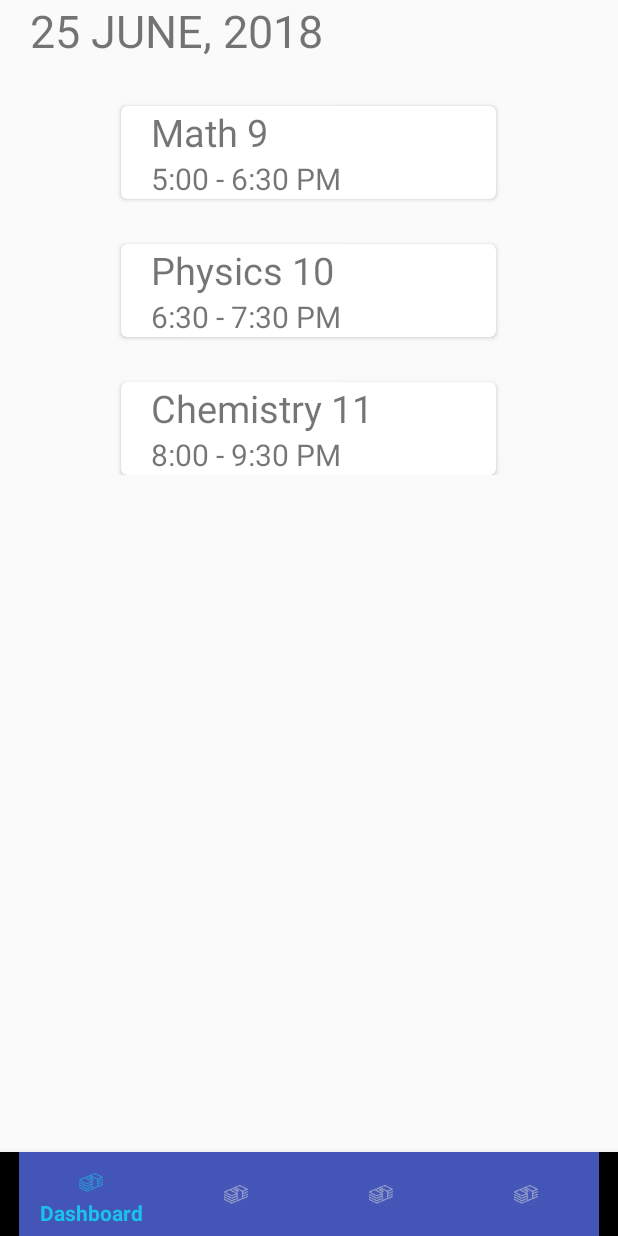
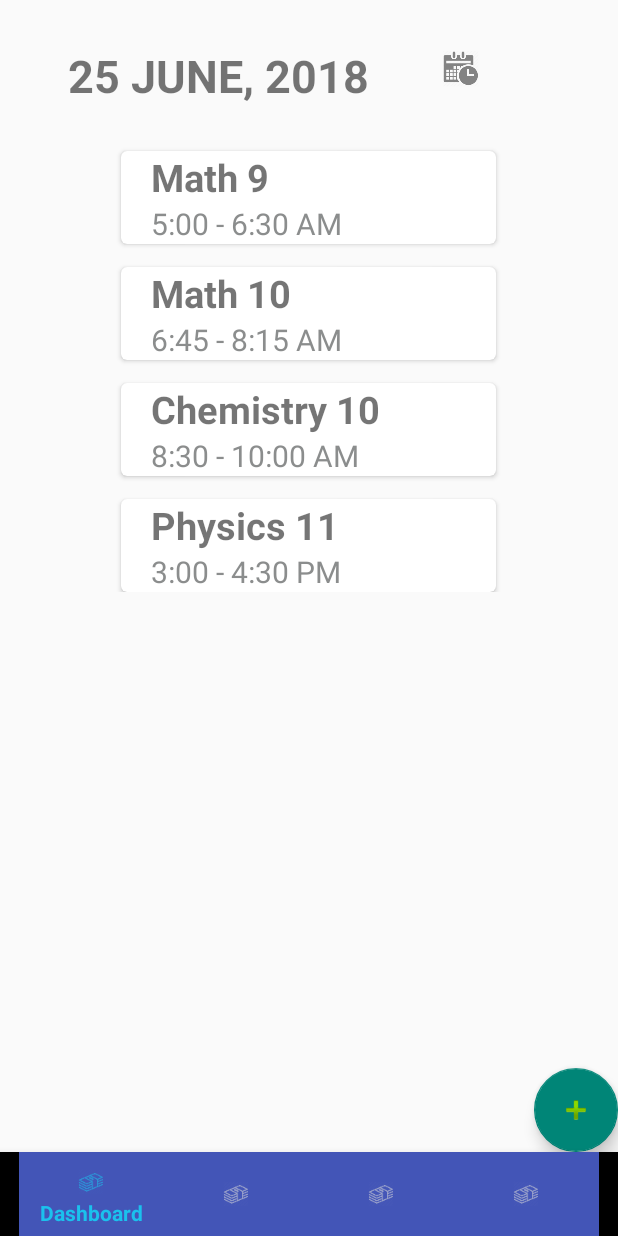
Before and after one commit to AkiyamaKun/ManagerStudent, an Android app: the MainActivity screen opened directly, with no data from a screen before it, on a phone screen of 412 x 824 dp. Run offline under Robolectric (Android 15) with nearby library versions, the phone set to English and light mode, and no system bars; libraries missing offline, so code that uses them is left out: io.realm; 3 statements that could not run were skipped.

Commit message:
change home tab

```diff
--- a/app/src/main/java/com/example/admin/managerstundent/Activity/ListStudentActivity.java
+++ b/app/src/main/java/com/example/admin/managerstundent/Activity/ListStudentActivity.java
@@ -1,11 +1,14 @@
 package com.example.admin.managerstundent.Activity;
 
+import android.content.Context;
 import android.content.DialogInterface;
 import android.content.Intent;
+import android.database.Cursor;
 import android.graphics.Color;
 import android.graphics.drawable.ColorDrawable;
 import android.support.annotation.NonNull;
 import android.support.design.widget.BottomNavigationView;
+import android.support.v4.widget.CursorAdapter;
 import android.support.v7.app.AlertDialog;
 import android.support.v7.app.AppCompatActivity;
 import android.os.Bundle;
@@ -13,6 +16,7 @@ import android.support.v7.widget.SearchView;
 import android.view.Menu;
 import android.view.MenuItem;
 import android.view.View;
+import android.view.ViewGroup;
 import android.widget.Filter;
 import android.widget.Filterable;
 
@@ -54,6 +58,15 @@ public class ListStudentActivity extends AppCompatActivity implements Filter.Fil
             public boolean onQueryTextChange(String newText) {
                 ((Filterable)adapter).getFilter().filter(searchView.getQuery(), ListStudentActivity.this);
                 return false;
+            }
+        });
+        searchView.setOnCloseListener(new SearchView.OnCloseListener() {
+            @Override
+            public boolean onClose() {
+                searchView.clearFocus();
+                adapter.setDtos(dtos);
+                adapter.notifyDataSetChanged();
+                return true;
             }
         });
 
--- a/app/src/main/java/com/example/admin/managerstundent/Adapter/StudentAdapter.java
+++ b/app/src/main/java/com/example/admin/managerstundent/Adapter/StudentAdapter.java
@@ -82,6 +82,7 @@ public class StudentAdapter extends BaseAdapter implements Filterable {
     }
 
     public void setDtos(List<StudentDTO> dtos) {
+        this.original = dtos;
         this.dtos = dtos;
     }
 
--- a/app/src/main/res/layout/activity_list_student.xml
+++ b/app/src/main/res/layout/activity_list_student.xml
@@ -9,9 +9,9 @@
     <android.support.v7.widget.SearchView
         android:id="@+id/seek_bar"
         app:queryHint="Type to search"
+        app:iconifiedByDefault="false"
         android:layout_width="match_parent"
-        android:layout_height="wrap_content">
-    </android.support.v7.widget.SearchView>
+        android:layout_height="wrap_content"/>
 
     <TextView
         android:id="@+id/txt"
--- a/app/src/main/res/layout/activity_main.xml
+++ b/app/src/main/res/layout/activity_main.xml
@@ -8,13 +8,28 @@
     tools:context=".Activity.MainActivity">
 
 
-   <TextView
-       android:id="@+id/text12"
-       android:text="25 JUNE, 2018"
-       android:textSize="30sp"
-       android:layout_marginLeft="20dp"
-       android:layout_width="match_parent"
-       android:layout_height="wrap_content" />
+    <LinearLayout
+        android:id="@+id/text12"
+        android:layout_width="match_parent"
+        android:layout_height="wrap_content"
+        android:orientation="horizontal">
+        <TextView
+            android:text="25 JUNE, 2018"
+            android:textSize="30sp"
+            android:textStyle="bold"
+            android:layout_marginTop="30dp"
+            android:layout_marginLeft="45dp"
+            android:layout_width="wrap_content"
+            android:layout_height="wrap_content" />
+        <ImageButton
+            android:layout_width="wrap_content"
+            android:layout_height="wrap_content"
+            android:layout_marginTop="30dp"
+            android:layout_marginLeft="45dp"
+            android:background="@android:color/transparent"
+            android:src="@mipmap/ic_action_calendar"/>
+    </LinearLayout>
+
 
     <LinearLayout
         android:layout_below="@+id/text12"
@@ -22,14 +37,14 @@
         android:layout_height="wrap_content"
         android:orientation="vertical">
 
-        <TextView
-            android:layout_width="match_parent"
-            android:layout_height="wrap_content"
-            android:layout_marginLeft="20dp"
-            android:layout_marginTop="30dp"
-            android:text="Today - Saturday, May 19"
-            android:textSize="20sp"
-            android:visibility="gone"/>
+        <!--<TextView-->
+            <!--android:layout_width="match_parent"-->
+            <!--android:layout_height="wrap_content"-->
+            <!--android:layout_marginLeft="20dp"-->
+            <!--android:layout_marginTop="30dp"-->
+            <!--android:text="Today - Saturday, May 19"-->
+            <!--android:textSize="20sp"-->
+            <!--android:visibility="gone"/>-->
 
         <android.support.v7.widget.CardView xmlns:card_view="http://schemas.android.com/apk/res-auto"
             android:layout_width="250dp"
@@ -47,13 +62,15 @@
                 <TextView
                     android:layout_width="match_parent"
                     android:layout_height="wrap_content"
+                    android:textStyle="bold"
                     android:text="Math 9"
                     android:textSize="25dp" />
 
                 <TextView
                     android:layout_width="match_parent"
                     android:layout_height="wrap_content"
-                    android:text="5:00 - 6:30 PM"
+                    android:textColor="@color/sad"
+                    android:text="5:00 - 6:30 AM"
                     android:textSize="20dp" />
             </LinearLayout>
         </android.support.v7.widget.CardView>
@@ -62,7 +79,7 @@
             android:layout_width="250dp"
             android:layout_height="wrap_content"
             android:layout_gravity="center"
-            android:layout_marginTop="30dp"
+            android:layout_marginTop="15dp"
             card_view:cardCornerRadius="4dp">
 
             <LinearLayout
@@ -74,13 +91,15 @@
                 <TextView
                     android:layout_width="match_parent"
                     android:layout_height="wrap_content"
-                    android:text="Physics 10"
+                    android:textStyle="bold"
+                    android:text="Math 10"
                     android:textSize="25dp" />
 
                 <TextView
                     android:layout_width="match_parent"
                     android:layout_height="wrap_content"
-                    android:text="6:30 - 7:30 PM"
+                    android:textColor="@color/sad"
+                    android:text="6:45 - 8:15 AM"
                     android:textSize="20dp" />
             </LinearLayout>
         </android.support.v7.widget.CardView>
@@ -89,7 +108,7 @@
             android:layout_width="250dp"
             android:layout_height="wrap_content"
             android:layout_gravity="center"
-            android:layout_marginTop="30dp"
+            android:layout_marginTop="15dp"
             card_view:cardCornerRadius="4dp">
 
             <LinearLayout
@@ -101,18 +120,59 @@
                 <TextView
                     android:layout_width="match_parent"
                     android:layout_height="wrap_content"
-                    android:text="Chemistry 11"
+                    android:textStyle="bold"
+                    android:text="Chemistry 10"
                     android:textSize="25dp" />
 
                 <TextView
                     android:layout_width="match_parent"
                     android:layout_height="wrap_content"
-                    android:text="8:00 - 9:30 PM"
+                    android:textColor="@color/sad"
+                    android:text="8:30 - 10:00 AM"
+                    android:textSize="20dp" />
+            </LinearLayout>
+        </android.support.v7.widget.CardView>
+
+        <android.support.v7.widget.CardView xmlns:card_view="http://schemas.android.com/apk/res-auto"
+            android:layout_width="250dp"
+            android:layout_height="wrap_content"
+            android:layout_gravity="center"
+            android:layout_marginTop="15dp"
+            card_view:cardCornerRadius="4dp">
+
+            <LinearLayout
+                android:layout_width="match_parent"
+                android:layout_height="wrap_content"
+                android:layout_marginLeft="20dp"
+                android:orientation="vertical">
+
+                <TextView
+                    android:layout_width="match_parent"
+                    android:layout_height="wrap_content"
+                    android:textStyle="bold"
+                    android:text="Physics 11"
+                    android:textSize="25dp" />
+
+                <TextView
+                    android:layout_width="match_parent"
+                    android:layout_height="wrap_content"
+                    android:textColor="@color/sad"
+                    android:text="3:00 - 4:30 PM"
                     android:textSize="20dp" />
             </LinearLayout>
         </android.support.v7.widget.CardView>
 
     </LinearLayout>
+
+    <android.support.design.widget.FloatingActionButton
+        android:id="@+id/floatingActionButton3"
+        android:layout_width="wrap_content"
+        android:layout_height="wrap_content"
+        android:layout_above="@+id/bottom_navigation"
+        android:layout_alignParentRight="true"
+        android:clickable="true"
+        android:onClick="toStudentList"
+        app:srcCompat="@android:drawable/ic_input_add" />
 
     <RelativeLayout
         android:layout_above="@+id/bottom_navigation"
@@ -120,15 +180,6 @@
         android:layout_height="wrap_content"
         android:visibility="gone">
 
-        <android.support.design.widget.FloatingActionButton
-            android:id="@+id/floatingActionButton3"
-            android:layout_width="wrap_content"
-            android:layout_height="wrap_content"
-            android:layout_alignParentBottom="true"
-            android:layout_centerHorizontal="true"
-            android:clickable="true"
-            android:onClick="toStudentList"
-            app:srcCompat="@mipmap/ic_launcher" />
 
         <android.support.design.widget.FloatingActionButton
             android:id="@+id/floatingActionButton2"
```
